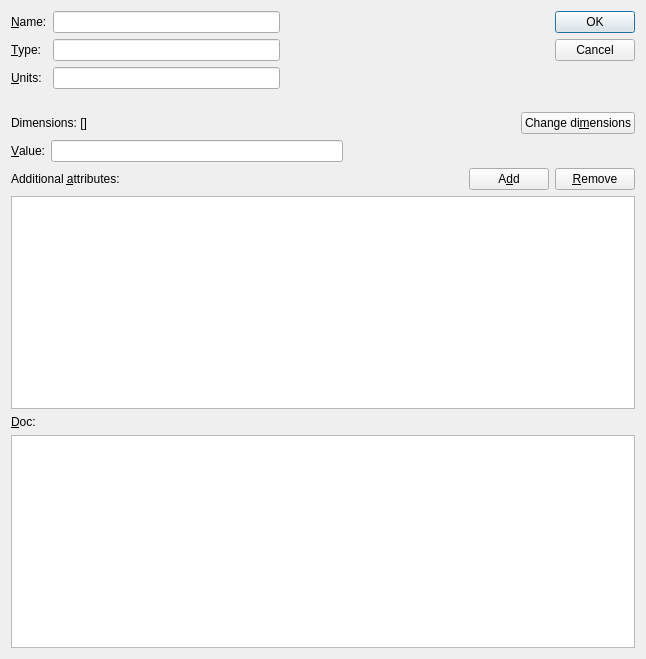
Old version of the form ndtsconfigtool/fieldwg.ui in the repository jkotan/nexdatas.configtool.
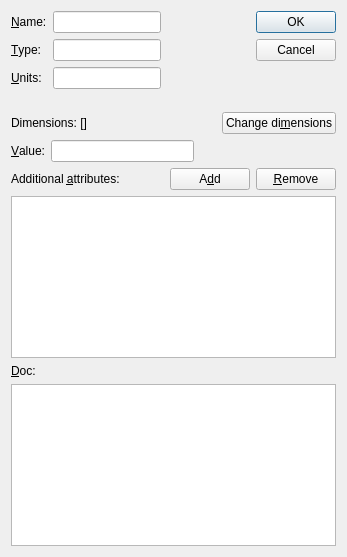
New version of the form.

Patch:
```diff
--- a/ndtsconfigtool/fieldwg.ui
+++ b/ndtsconfigtool/fieldwg.ui
@@ -6,8 +6,8 @@
    <rect>
     <x>0</x>
     <y>0</y>
-    <width>646</width>
-    <height>659</height>
+    <width>347</width>
+    <height>557</height>
    </rect>
   </property>
   <property name="windowTitle">
```
